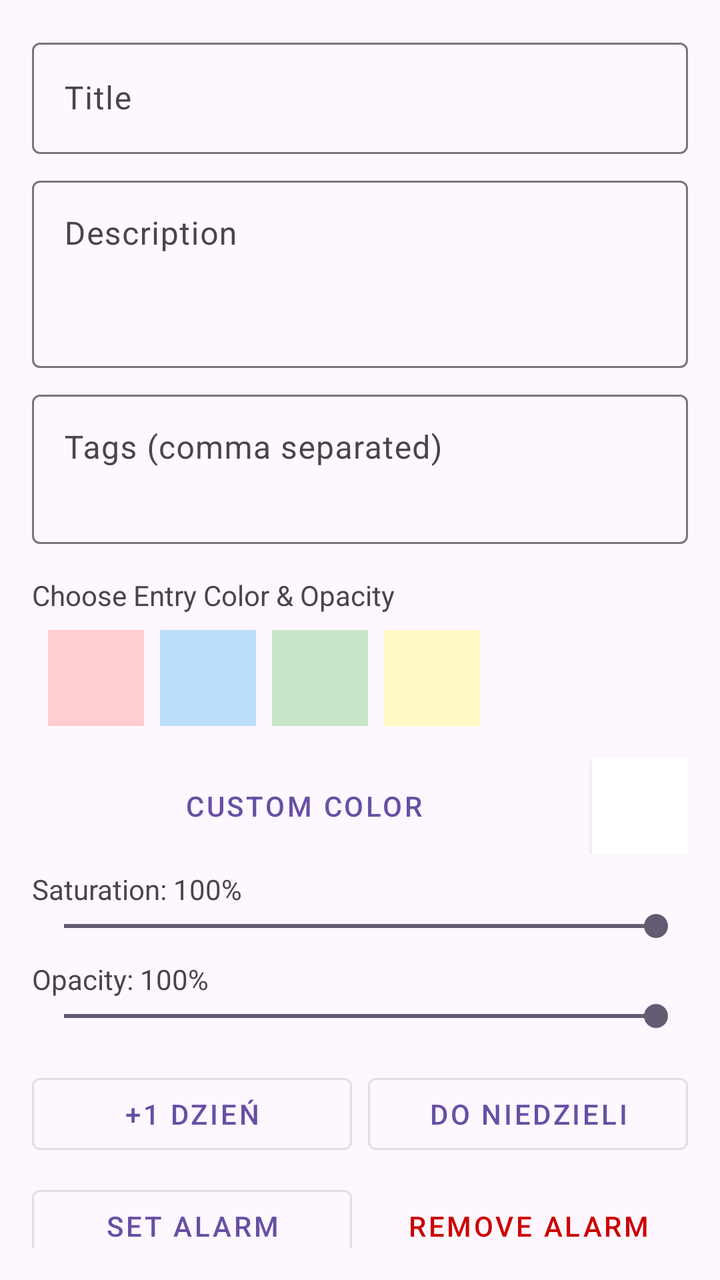
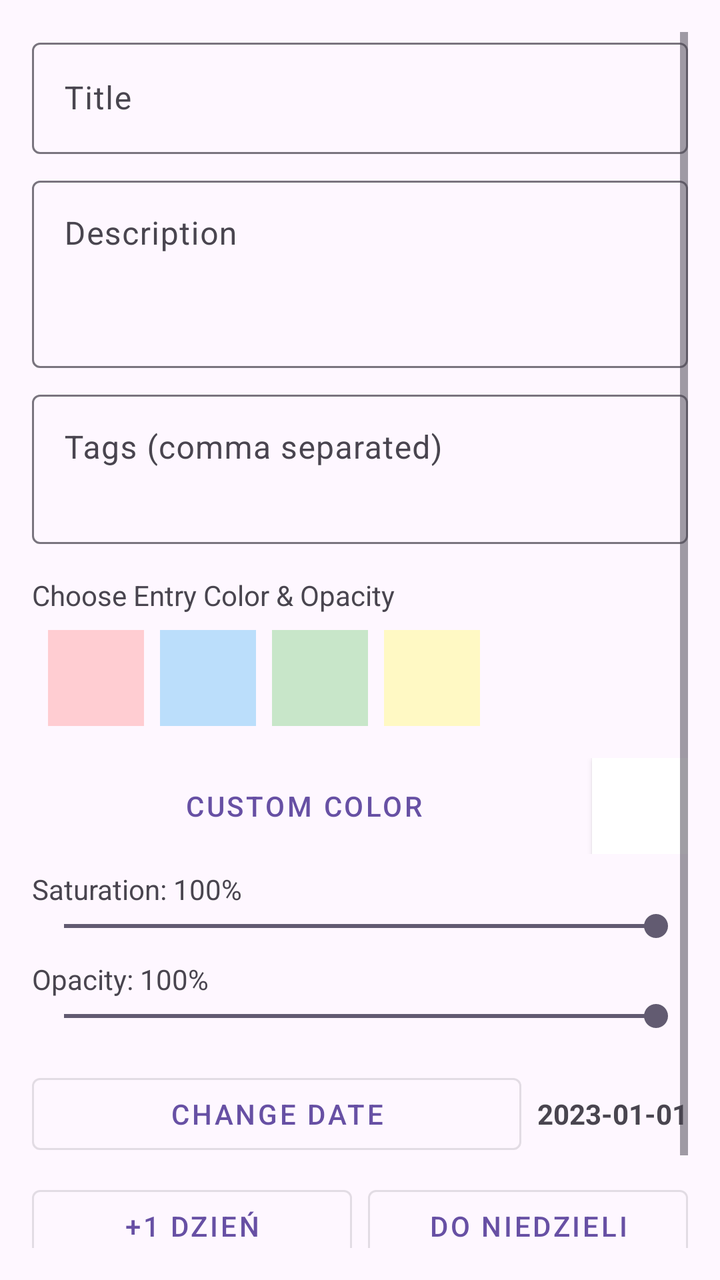

Compare the two renders of this Android layout. The source of the first and the diff that turns it into the second are given below.
<!-- AndroidManifest.xml: application theme Theme.TacticalCalendar -->
<!-- res/layout/dialog_add_entry.xml -->
<?xml version="1.0" encoding="utf-8"?>
<ScrollView xmlns:android="http://schemas.android.com/apk/res/android"
    android:layout_width="match_parent"
    android:layout_height="wrap_content"
    android:padding="16dp">

    <LinearLayout
        android:layout_width="match_parent"
        android:layout_height="wrap_content"
        android:orientation="vertical">

        <com.google.android.material.textfield.TextInputLayout
            android:layout_width="match_parent"
            android:layout_height="wrap_content"
            android:hint="Title">
            <com.google.android.material.textfield.TextInputEditText
                android:id="@+id/etTitle"
                android:layout_width="match_parent"
                android:layout_height="wrap_content" />
        </com.google.android.material.textfield.TextInputLayout>

        <com.google.android.material.textfield.TextInputLayout
            android:layout_width="match_parent"
            android:layout_height="wrap_content"
            android:layout_marginTop="8dp"
            android:hint="Description">
            <com.google.android.material.textfield.TextInputEditText
                android:id="@+id/etDescription"
                android:layout_width="match_parent"
                android:layout_height="wrap_content"
                android:minLines="3"
                android:gravity="top"/>
        </com.google.android.material.textfield.TextInputLayout>

        <com.google.android.material.textfield.TextInputLayout
            android:layout_width="match_parent"
            android:layout_height="wrap_content"
            android:layout_marginTop="8dp"
            android:hint="Tags (comma separated)">
            <com.google.android.material.textfield.TextInputEditText
                android:id="@+id/etTags"
                android:layout_width="match_parent"
                android:layout_height="wrap_content"
                android:minLines="2"
                android:gravity="top"/>
        </com.google.android.material.textfield.TextInputLayout>

        <TextView
            android:layout_width="wrap_content"
            android:layout_height="wrap_content"
            android:text="Choose Entry Color &amp; Opacity"
            android:layout_marginTop="16dp"/>

        <HorizontalScrollView
            android:layout_width="match_parent"
            android:layout_height="wrap_content"
            android:padding="4dp">
            <RadioGroup
                android:id="@+id/rgColors"
                android:layout_width="wrap_content"
                android:layout_height="wrap_content"
                android:orientation="horizontal">
                
                <RadioButton android:id="@+id/rbRed" android:layout_width="48dp" android:layout_height="48dp" android:background="#FFCDD2" android:button="@null" android:layout_margin="4dp"/>
                <RadioButton android:id="@+id/rbBlue" android:layout_width="48dp" android:layout_height="48dp" android:background="#BBDEFB" android:button="@null" android:layout_margin="4dp"/>
                <RadioButton android:id="@+id/rbGreen" android:layout_width="48dp" android:layout_height="48dp" android:background="#C8E6C9" android:button="@null" android:layout_margin="4dp"/>
                <RadioButton android:id="@+id/rbYellow" android:layout_width="48dp" android:layout_height="48dp" android:background="#FFF9C4" android:button="@null" android:layout_margin="4dp"/>
            </RadioGroup>
        </HorizontalScrollView>

        <LinearLayout
            android:layout_width="match_parent"
            android:layout_height="wrap_content"
            android:orientation="horizontal"
            android:gravity="center_vertical"
            android:layout_marginTop="8dp">

            <Button
                android:id="@+id/btnCustomColor"
                android:layout_width="0dp"
                android:layout_height="wrap_content"
                android:layout_weight="1"
                android:text="Custom Color"
                style="@style/Widget.MaterialComponents.Button.TextButton"/>

            <View
                android:id="@+id/viewSelectedColor"
                android:layout_width="48dp"
                android:layout_height="48dp"
                android:layout_marginStart="8dp"
                android:background="#FFFFFF"
                android:elevation="2dp"/>
        </LinearLayout>

        <TextView
            android:id="@+id/tvSaturationLabel"
            android:layout_width="wrap_content"
            android:layout_height="wrap_content"
            android:text="Saturation: 100%"
            android:layout_marginTop="8dp"/>

        <SeekBar
            android:id="@+id/sbSaturation"
            android:layout_width="match_parent"
            android:layout_height="wrap_content"
            android:max="100"
            android:progress="100"/>

        <TextView
            android:id="@+id/tvOpacityLabel"
            android:layout_width="wrap_content"
            android:layout_height="wrap_content"
            android:text="Opacity: 100%"
            android:layout_marginTop="8dp"/>

        <SeekBar
            android:id="@+id/sbOpacity"
            android:layout_width="match_parent"
            android:layout_height="wrap_content"
            android:max="255"
            android:progress="255"/>

        <LinearLayout
            android:layout_width="match_parent"
            android:layout_height="wrap_content"
            android:orientation="horizontal"
            android:layout_marginTop="16dp">

            <Button
                android:id="@+id/btnMoveOneDay"
                android:layout_width="0dp"
                android:layout_height="wrap_content"
                android:layout_weight="1"
                android:text="+1 Dzień"
                style="@style/Widget.MaterialComponents.Button.OutlinedButton"/>

            <Button
                android:id="@+id/btnMoveToSunday"
                android:layout_width="0dp"
                android:layout_height="wrap_content"
                android:layout_weight="1"
                android:text="Do Niedzieli"
                android:layout_marginStart="8dp"
                style="@style/Widget.MaterialComponents.Button.OutlinedButton"/>
        </LinearLayout>

        <LinearLayout
            android:layout_width="match_parent"
            android:layout_height="wrap_content"
            android:orientation="horizontal"
            android:layout_marginTop="8dp">

            <Button
                android:id="@+id/btnSetAlarm"
                android:layout_width="0dp"
                android:layout_height="wrap_content"
                android:layout_weight="1"
                android:text="Set Alarm"
                style="@style/Widget.MaterialComponents.Button.OutlinedButton"/>

            <Button
                android:id="@+id/btnRemoveAlarm"
                android:layout_width="0dp"
                android:layout_height="wrap_content"
                android:layout_weight="1"
                android:text="Remove Alarm"
                android:layout_marginStart="8dp"
                style="@style/Widget.MaterialComponents.Button.TextButton"
                android:textColor="@android:color/holo_red_dark"/>
        </LinearLayout>

    </LinearLayout>
</ScrollView>
<!-- resources referenced by this layout -->
<resources>
  <style name="Theme.TacticalCalendar" parent="Base.Theme.TacticalCalendar" />
  <style name="Base.Theme.TacticalCalendar" parent="Theme.Material3.DayNight.NoActionBar">
          
          
      </style>
</resources>

<!-- the commit's change to res/layout/dialog_add_entry.xml (unified diff, before → after) -->
@@ -124,7 +124,31 @@
             android:layout_width="match_parent"
             android:layout_height="wrap_content"
             android:orientation="horizontal"
+            android:gravity="center_vertical"
             android:layout_marginTop="16dp">
+
+            <Button
+                android:id="@+id/btnPickDate"
+                android:layout_width="0dp"
+                android:layout_height="wrap_content"
+                android:layout_weight="1"
+                android:text="Change Date"
+                style="@style/Widget.MaterialComponents.Button.OutlinedButton"/>
+
+            <TextView
+                android:id="@+id/tvCurrentDate"
+                android:layout_width="wrap_content"
+                android:layout_height="wrap_content"
+                android:layout_marginStart="8dp"
+                android:text="2023-01-01"
+                android:textStyle="bold"/>
+        </LinearLayout>
+
+        <LinearLayout
+            android:layout_width="match_parent"
+            android:layout_height="wrap_content"
+            android:orientation="horizontal"
+            android:layout_marginTop="8dp">
 
             <Button
                 android:id="@+id/btnMoveOneDay"
